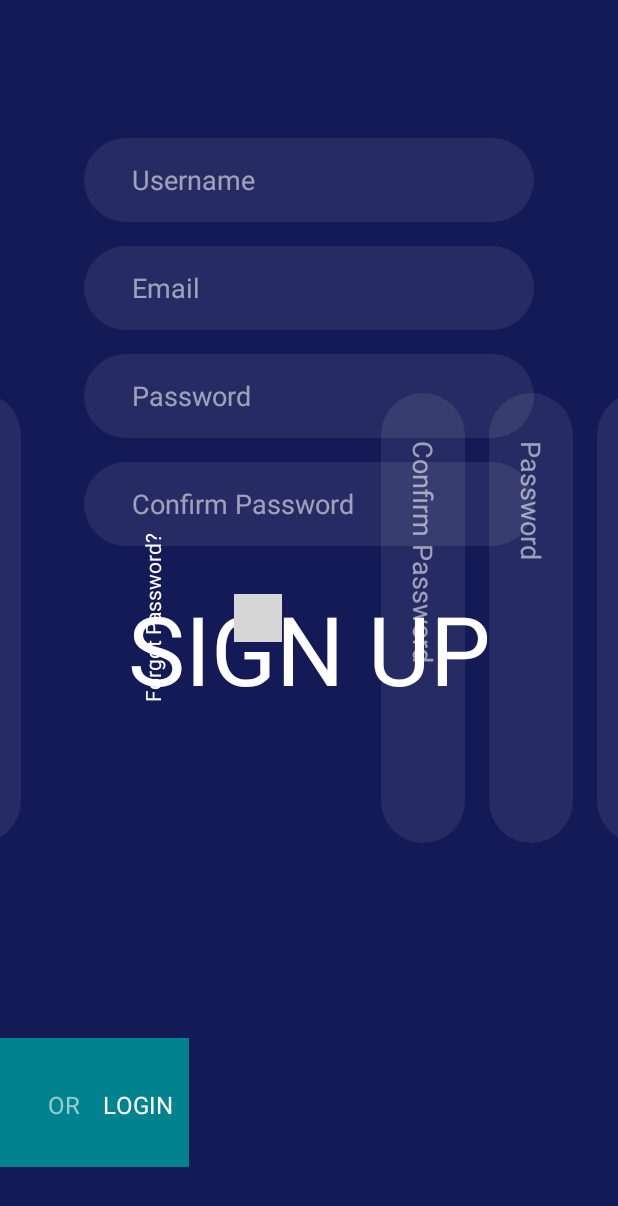
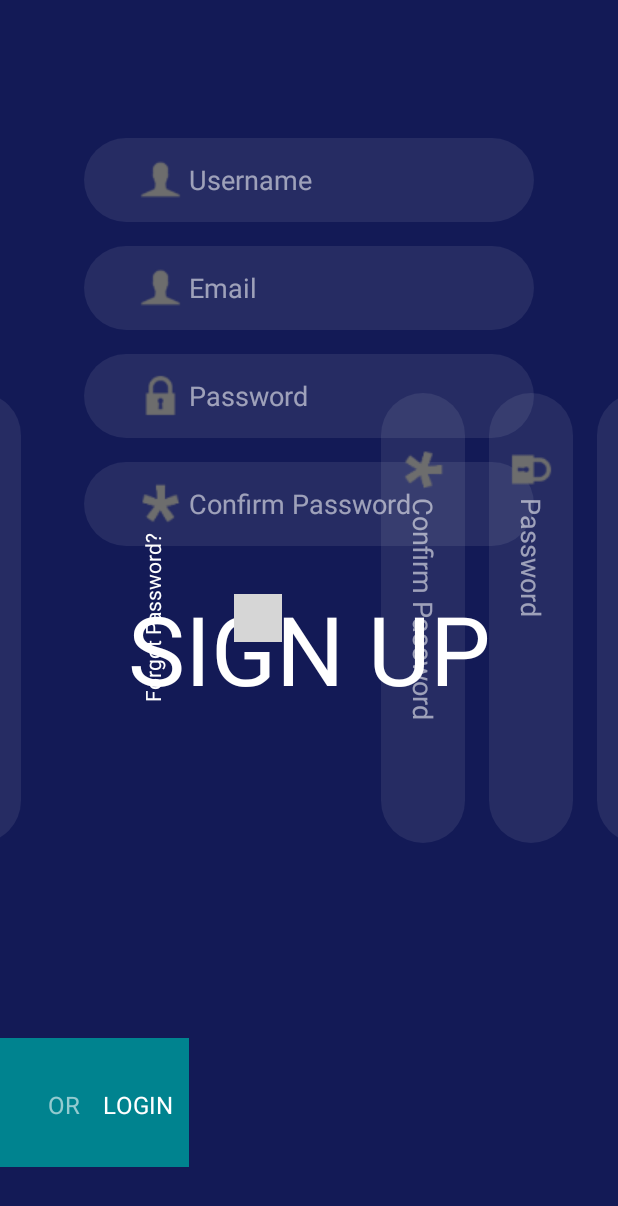
Before and after one commit to bodourhassan/TripPlannerMaster, an Android app: the SignUpFragment screen opened directly, with no data from a screen before it, on a phone screen of 412 x 824 dp. Shown: the top 1206 px of the screen. Run offline under Robolectric (Android 15) with nearby library versions, the phone set to English and light mode, and no system bars; our stand-ins replace data binding; libraries missing offline, so code that uses them is left out: com.facebook, com.facebook.login; 5 statements that could not run were skipped; grey boxes are pictures that could not be loaded.

```diff
--- a/app/build.gradle
+++ b/app/build.gradle
@@ -52,7 +52,6 @@ dependencies {
     ///////////////////////////////////////////////////////////////
     //bodour section
 
-
     ///////////////////////////////////////////////////////////////
     // mark section
 
--- a/app/src/main/java/com/ititeam/tripplannermaster/DB/NoteTableOperations.java
+++ b/app/src/main/java/com/ititeam/tripplannermaster/DB/NoteTableOperations.java
@@ -6,7 +6,7 @@ import android.database.Cursor;
 
 import java.util.ArrayList;
 
-import model.Note;
+import com.ititeam.tripplannermaster.model.Note;
 
 /**
  * Created by MARK on 3/18/2018.
--- a/app/src/main/java/com/ititeam/tripplannermaster/DB/TripTableOperations.java
+++ b/app/src/main/java/com/ititeam/tripplannermaster/DB/TripTableOperations.java
@@ -6,7 +6,7 @@ import android.database.Cursor;
 
 import java.util.ArrayList;
 
-import model.Trip;
+import com.ititeam.tripplannermaster.model.Trip;
 
 /**
  * Created by MARK on 3/18/2018.
--- a/app/src/main/java/com/ititeam/tripplannermaster/activity/MainActivity.java
+++ b/app/src/main/java/com/ititeam/tripplannermaster/activity/MainActivity.java
@@ -50,7 +50,7 @@ public class MainActivity extends AppCompatActivity implements View.OnClickListe
         }else if(view == btnHana)
         {
             //////////
-            Intent intent=new Intent(MainActivity.this,AuthenticationActivity.class);
+            Intent intent=new Intent(MainActivity.this,ShowTripActivity.class);
             startActivity(intent);
 
         }
--- a/app/src/main/res/layout/fragment_login.xml
+++ b/app/src/main/res/layout/fragment_login.xml
@@ -17,6 +17,7 @@
         android:paddingStart="32dp"
         android:hint="@string/email"
         android:textColor="#ffffff"
+        android:drawableLeft="@drawable/ic_user_icon"
         />
 
     <EditText
@@ -30,7 +31,8 @@
         android:gravity="center_vertical"
         android:paddingStart="32dp"
         android:hint="@string/password"
-        android:textColor="#ffffff" />
+        android:textColor="#ffffff"
+        android:drawableLeft="@drawable/ic_pass_icon"/>
 
     <TextView
         android:layout_width="wrap_content"
--- a/app/src/main/res/layout/fragment_signup.xml
+++ b/app/src/main/res/layout/fragment_signup.xml
@@ -21,7 +21,8 @@
             android:paddingStart="32dp"
             android:paddingEnd="32dp"
             android:textColor="#ffffff"
-            android:textColorHint="#8effffff" />
+            android:textColorHint="#8effffff"
+            android:drawableLeft="@drawable/ic_user_icon"/>
         <EditText
             android:layout_width="300dp"
             android:layout_height="56dp"
@@ -34,7 +35,8 @@
             android:paddingStart="32dp"
             android:paddingEnd="32dp"
             android:textColor="#ffffff"
-            android:textColorHint="#8effffff" />
+            android:textColorHint="#8effffff"
+            android:drawableLeft="@drawable/ic_user_icon"/>
 
         <EditText
             android:layout_width="300dp"
@@ -48,7 +50,8 @@
             android:paddingStart="32dp"
             android:textColor="#ffffff"
             android:paddingEnd="32dp"
-            android:textColorHint="#8effffff" />
+            android:textColorHint="#8effffff"
+            android:drawableLeft="@drawable/ic_pass_icon"/>
 
         <EditText
             android:layout_width="300dp"
@@ -62,6 +65,7 @@
             android:paddingEnd="32dp"
             android:paddingStart="32dp"
             android:textColor="#ffffff"
-            android:textColorHint="#8effffff" />
+            android:textColorHint="#8effffff"
+            android:drawableLeft="@drawable/ic_confirm_icon"/>
     </LinearLayout>
 </FrameLayout>
--- a/app/src/main/res/values/strings.xml
+++ b/app/src/main/res/values/strings.xml
@@ -30,7 +30,4 @@
     <!-- end hanaa section-->
 
 
-
-
-
 </resources>
```
Also changed, not shown: app/src/main/AndroidManifest.xml (+29 -12 lines), app/src/main/java/com/ititeam/tripplannermaster/activity/ShowTripActivity.java (added, +50 -0 lines), app/src/main/res/layout/activity_show_trip.xml (added, +10 -0 lines), app/src/main/res/drawable/ic_confirm_icon.png (added), app/src/main/res/drawable/ic_pass_icon.png (added), app/src/main/res/drawable/ic_user_icon.png (added).
